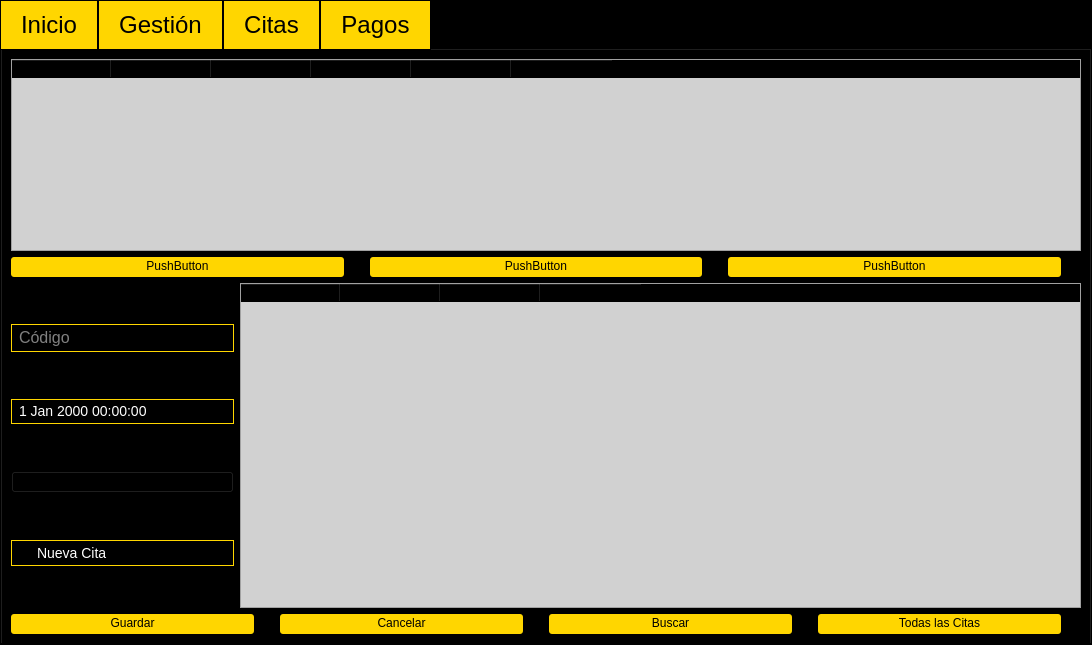
Old version of the form GymFitness/View/gymoperations.ui in the repository J-Pinos3/Desktop_GymManagement.
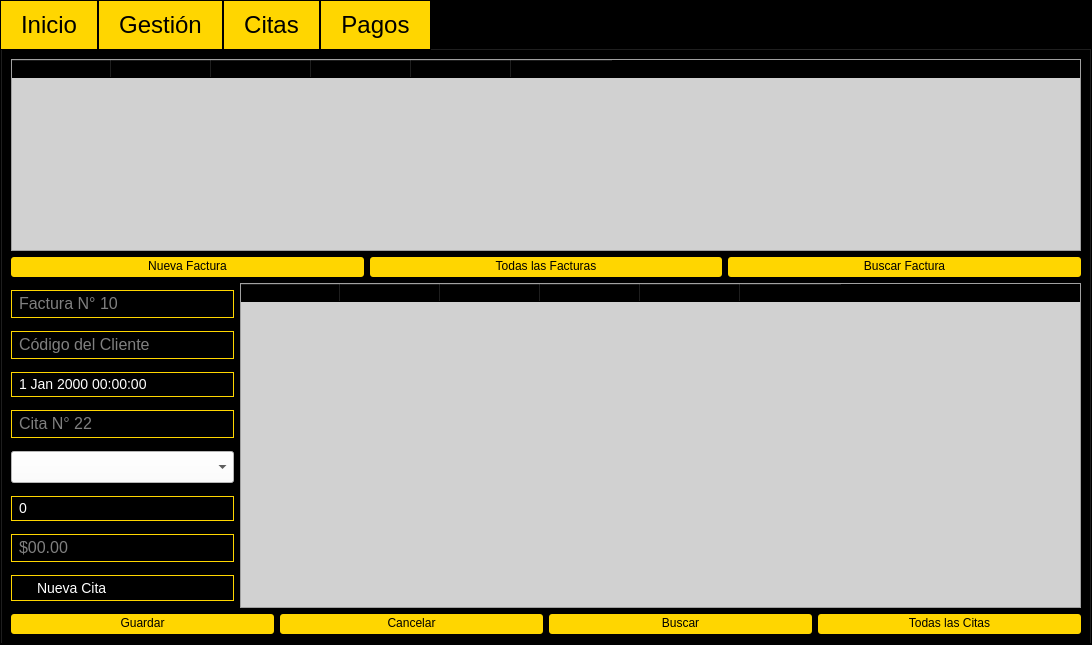
New version of the form. The open tabs and pages were chosen to show the change.

Diff of the .ui file:
```diff
--- a/GymFitness/View/gymoperations.ui
+++ b/GymFitness/View/gymoperations.ui
@@ -469,11 +469,12 @@
 	padding-bottom: 4%;
 	padding-right: 7%;
 	padding-left: 7%;
-	margin-right: 20px;
+
 	border-radius: 3px;
 }
 
 
+
 QWidget#tabCitas QLineEdit{
 	padding-top: 2%;
 	padding-bottom: 3%;
@@ -512,7 +513,33 @@
 	font-size: 14px;
 	border: 1px solid #ffd600
 }
-</string>
+
+
+QWidget#tabCitas QSpinBox{
+	padding-top: 2%;
+	padding-bottom: 3%;
+	padding-left: 5%;
+	width: 100%;
+	min-width: 200px;
+	color: white;
+	font-size: 14px;
+	border: 1px solid #ffd600;
+}
+
+
+QWidget#tabCitas QComboBox{
+	padding-left: 20;
+	height: 30;
+	background-color: white;
+}
+
+QWidget#tabCitas QComboBox::open {
+	background-color: yellow;
+}
+
+QWidget#tabCitas QComboBox QListView {
+	background-color: white;
+}</string>
       </property>
       <attribute name="title">
        <string>Citas</string>
@@ -568,21 +595,21 @@
            <item>
             <widget class="QPushButton" name="pushButton">
              <property name="text">
-              <string>PushButton</string>
+              <string>Nueva Factura</string>
              </property>
             </widget>
            </item>
            <item>
             <widget class="QPushButton" name="pushButton_3">
              <property name="text">
-              <string>PushButton</string>
+              <string>Todas las Facturas</string>
              </property>
             </widget>
            </item>
            <item>
             <widget class="QPushButton" name="pushButton_2">
              <property name="text">
-              <string>PushButton</string>
+              <string>Buscar Factura</string>
              </property>
             </widget>
            </item>
@@ -592,6 +619,19 @@
           <layout class="QHBoxLayout" name="horizontalLayout_8">
            <item>
             <layout class="QVBoxLayout" name="verticalLayout_8">
+             <item>
+              <widget class="QLineEdit" name="appointInvoiceNumber">
+               <property name="sizePolicy">
+                <sizepolicy hsizetype="Preferred" vsizetype="Fixed">
+                 <horstretch>0</horstretch>
+                 <verstretch>0</verstretch>
+                </sizepolicy>
+               </property>
+               <property name="placeholderText">
+                <string>Factura N° 10</string>
+               </property>
+              </widget>
+             </item>
              <item>
               <widget class="QLineEdit" name="txtAppointUserCode">
                <property name="sizePolicy">
@@ -601,7 +641,7 @@
                 </sizepolicy>
                </property>
                <property name="placeholderText">
-                <string>Código</string>
+                <string>Código del Cliente</string>
                </property>
               </widget>
              </item>
@@ -616,7 +656,36 @@
               </widget>
              </item>
              <item>
-              <widget class="QComboBox" name="cbxAppointService"/>
+              <widget class="QLineEdit" name="appointNumber">
+               <property name="sizePolicy">
+                <sizepolicy hsizetype="Preferred" vsizetype="Fixed">
+                 <horstretch>0</horstretch>
+                 <verstretch>0</verstretch>
+                </sizepolicy>
+               </property>
+               <property name="placeholderText">
+                <string>Cita N° 22</string>
+               </property>
+              </widget>
+             </item>
+             <item>
+              <widget class="QComboBox" name="combxAppointService"/>
+             </item>
+             <item>
+              <widget class="QSpinBox" name="sbAppointQuantity"/>
+             </item>
+             <item>
+              <widget class="QLineEdit" name="appointPayAmmount">
+               <property name="sizePolicy">
+                <sizepolicy hsizetype="Preferred" vsizetype="Fixed">
+                 <horstretch>0</horstretch>
+                 <verstretch>0</verstretch>
+                </sizepolicy>
+               </property>
+               <property name="placeholderText">
+                <string>$00.00</string>
+               </property>
+              </widget>
              </item>
              <item>
               <widget class="QCheckBox" name="cbxAppointNew">
@@ -635,6 +704,11 @@
            </item>
            <item>
             <widget class="QTableWidget" name="tblWidAppoint">
+             <column>
+              <property name="text">
+               <string>Id Cita</string>
+              </property>
+             </column>
              <column>
               <property name="text">
                <string>Servicio</string>
@@ -642,7 +716,12 @@
              </column>
              <column>
               <property name="text">
-               <string>Código Usuario</string>
+               <string>Número de Sesiones</string>
+              </property>
+             </column>
+             <column>
+              <property name="text">
+               <string>Total</string>
               </property>
              </column>
              <column>
```
Left out of the diff: 8 changed lines with no effect on the pictures.
